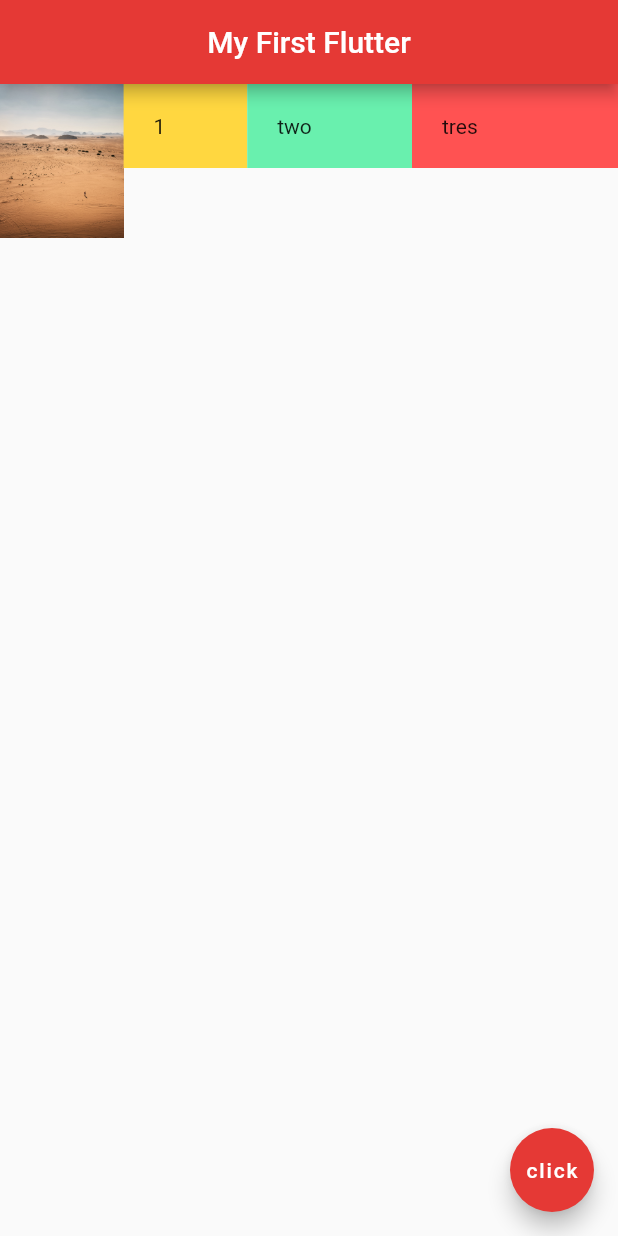
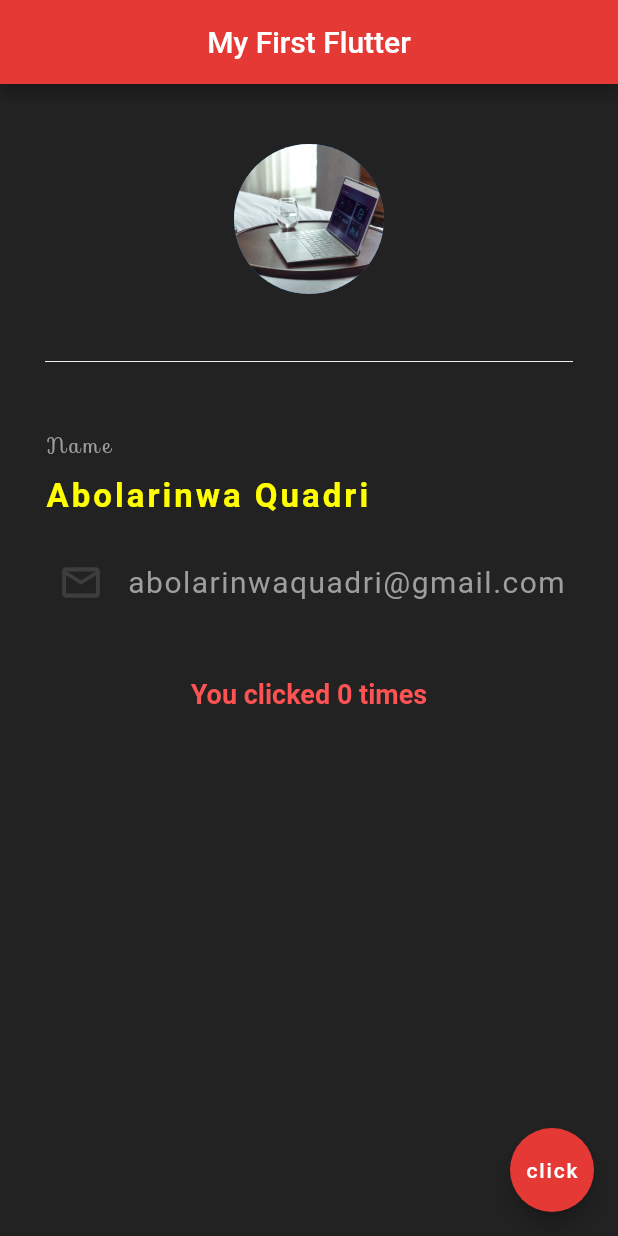
Before and after one commit to Abdqadr1/FirstFlutterApp, a Flutter app: the screen it shows after launch, on a phone screen of 412 x 824 dp. Run offline on Flutter 3.47's test engine with Material 2 defaults, Android fonts, the phone set to English and light mode, and no system bars.

Commit message:
profile card

```diff
--- a/lib/main.dart
+++ b/lib/main.dart
@@ -16,40 +16,8 @@ class Home extends StatelessWidget {
         centerTitle: true,
         backgroundColor: Colors.red[600],
       ),
-      body: Row(
-        mainAxisAlignment: MainAxisAlignment.spaceAround,
-          crossAxisAlignment: CrossAxisAlignment.start,
-          children: <Widget> [
-            Expanded(
-              flex: 3,
-                child: Image.asset('assets/sand.jpg')
-            ),
-           Expanded(
-             flex: 3,
-             child: Container(
-               color: Colors.amberAccent,
-               padding: EdgeInsets.all(20.0),
-               child: Text("1"),
-             ),
-           ),
-            Expanded(
-              flex: 4,
-              child: Container(
-                color: Colors.greenAccent,
-                padding: EdgeInsets.all(20.0),
-                child: Text("two"),
-              ),
-            ),
-            Expanded(
-              flex: 5,
-              child: Container(
-                color: Colors.redAccent,
-                padding: EdgeInsets.all(20.0),
-                child: Text("tres"),
-              ),
-            ),
-          ],
-        ),
+      body: MyProfile(),
+      backgroundColor: Colors.black87,
       floatingActionButton: FloatingActionButton(
         onPressed: () {},
         child: Text('click'),
@@ -59,3 +27,88 @@ class Home extends StatelessWidget {
     );
   }
 }
+
+class MyProfile extends StatefulWidget {
+  @override
+  _MyProfileState createState() => _MyProfileState();
+}
+
+class _MyProfileState extends State<MyProfile> {
+  int num = 0;
+  @override
+  Widget build(BuildContext context) {
+    return Padding(
+      padding: const EdgeInsets.fromLTRB(30.0, 40.0, 30.0,0.0),
+      child: Column(
+        crossAxisAlignment: CrossAxisAlignment.start,
+        children: <Widget>[
+          Center(
+            child: CircleAvatar(
+              backgroundImage: AssetImage("assets/laptop.jpg"),
+              radius: 50.0,
+            ),
+          ),
+          Divider(
+            height: 90.0,
+              color: Colors.grey[200],
+          ),
+          Text(
+              "Name",
+            style: TextStyle(
+              color: Colors.grey,
+              letterSpacing: 2.0,
+              fontFamily: "Sofia"
+            ),
+          ),
+          SizedBox(height: 10.0,),
+          Text(
+              "Abolarinwa Quadri",
+              style: TextStyle(
+                color: Colors.yellowAccent,
+                fontSize: 22.0,
+                letterSpacing: 2.0,
+                fontWeight: FontWeight.bold,
+              ),
+          ),
+          SizedBox(height: 20.0),
+          Row(
+            children: <Widget>[
+              IconButton(
+                onPressed: () {
+                  setState(() {
+                    num++;
+                  });
+                },
+                icon: Icon(
+                  Icons.mail_outline,
+                  size: 30.0,
+                  color: Colors.white12,
+                ),
+              ),
+              SizedBox(width: 7.0,),
+              Text(
+                'abolarinwaquadri@gmail.com',
+                style: TextStyle(
+                  color: Colors.grey,
+                  fontSize: 20.0,
+                  letterSpacing: 1.0,
+                ),
+              )
+            ],
+          ),
+          SizedBox(height: 40.0),
+          Center(
+            child: Text(
+              "You clicked $num times",
+                style: TextStyle(
+                  color: Colors.redAccent,
+                  fontSize: 18.0,
+                  fontWeight: FontWeight.bold,
+                ),
+            ),
+          )
+        ],
+      ),
+    );
+  }
+}
```
